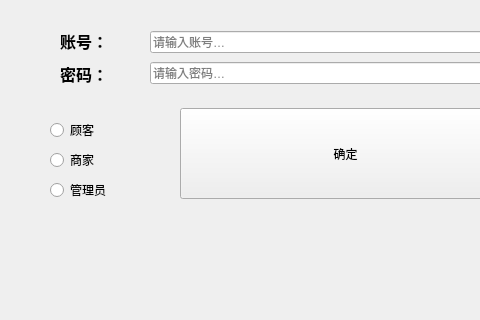
Old version of the form data.ui in the repository ShawTarstar/Delivery-Platform-Design; both pictures show x 0 to 480 and y 152 to 472 of the 800 by 600 pixel window.
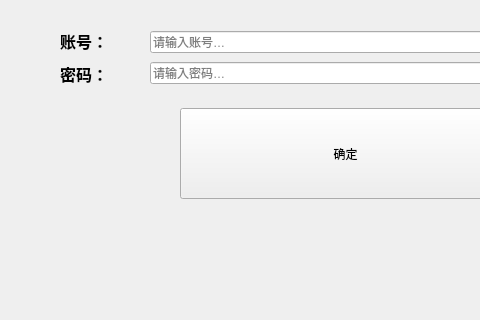
New version of the form.

Commit message: 注册界面和文件做了连接

Diff of the .ui file:
```diff
--- a/data.ui
+++ b/data.ui
@@ -14,39 +14,6 @@
    <string>data</string>
   </property>
   <widget class="QWidget" name="centralwidget">
-   <widget class="QWidget" name="layoutWidget">
-    <property name="geometry">
-     <rect>
-      <x>50</x>
-      <y>270</y>
-      <width>120</width>
-      <height>85</height>
-     </rect>
-    </property>
-    <layout class="QVBoxLayout" name="verticalLayout_3">
-     <item>
-      <widget class="QRadioButton" name="client_Button">
-       <property name="text">
-        <string>顾客</string>
-       </property>
-      </widget>
-     </item>
-     <item>
-      <widget class="QRadioButton" name="sever_Button">
-       <property name="text">
-        <string>商家</string>
-       </property>
-      </widget>
-     </item>
-     <item>
-      <widget class="QRadioButton" name="admin_Button">
-       <property name="text">
-        <string>管理员</string>
-       </property>
-      </widget>
-     </item>
-    </layout>
-   </widget>
    <widget class="QPushButton" name="confirm_Button">
     <property name="geometry">
      <rect>
```
Left out of the diff: 3 changed lines with no effect on the pictures. The commit also changes 7 other files.
